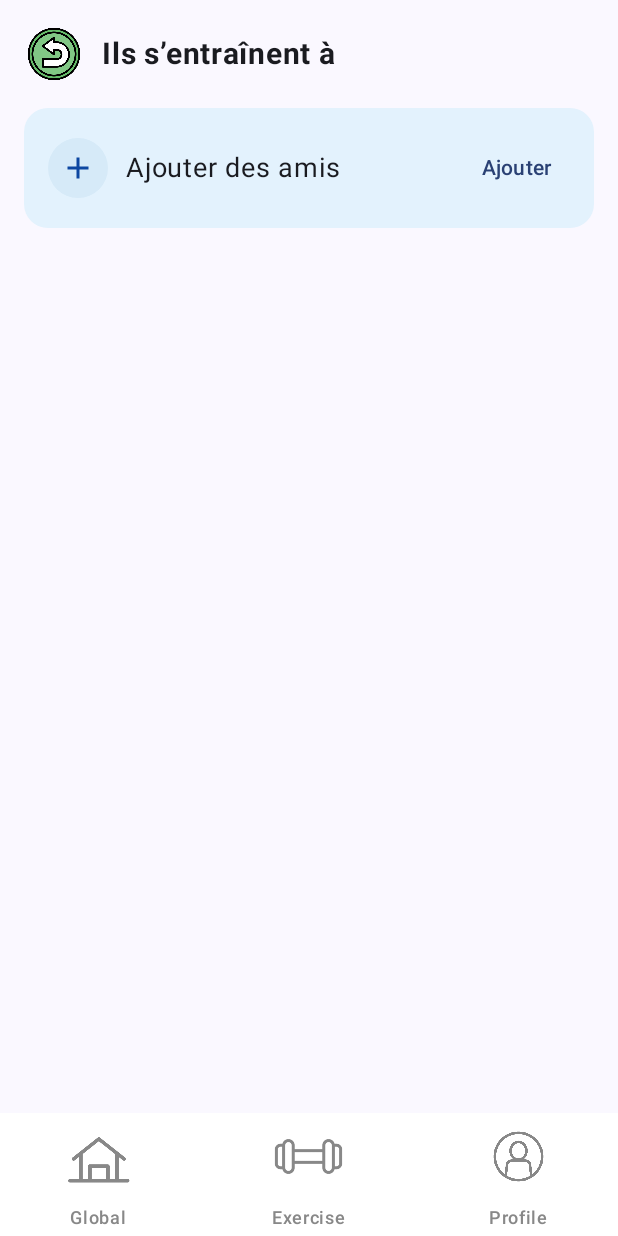
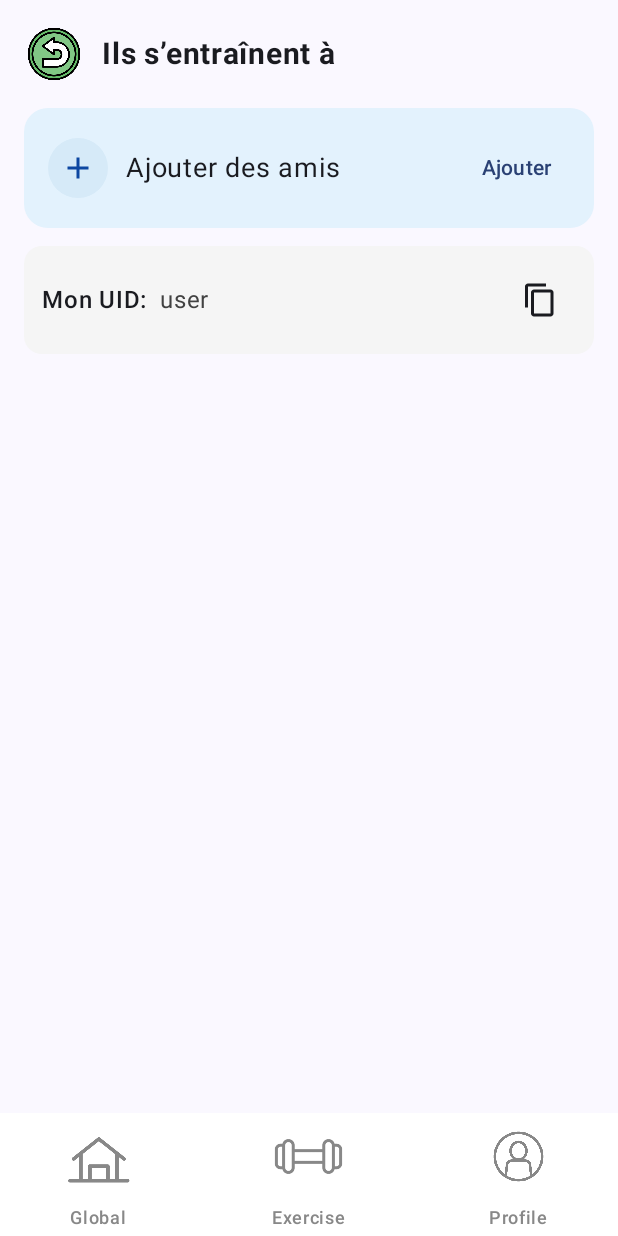
Before and after one commit to huang75u/Mobile_Projet, an Android app built with Jetpack Compose: the FriendsScreen screen opened through its navigation route, on a phone screen of 412 x 824 dp. Run offline under Robolectric (Android 15) with nearby library versions, the phone set to English and light mode, and no system bars; our stand-ins replace Firebase (no records; nobody signed in at launch, a user with empty details on screens opened directly); pictures from the network do not load.

Commit message:
显示自己的uid

```diff
--- a/app/src/main/java/com/example/mobile_projet/screens/FriendsScreen.kt
+++ b/app/src/main/java/com/example/mobile_projet/screens/FriendsScreen.kt
@@ -8,6 +8,7 @@ import androidx.compose.foundation.shape.CircleShape
 import androidx.compose.foundation.shape.RoundedCornerShape
 import androidx.compose.material.icons.Icons
 import androidx.compose.material.icons.filled.Add
+import androidx.compose.material.icons.filled.ContentCopy
 import androidx.compose.material3.*
 import androidx.compose.runtime.*
 import androidx.compose.ui.Alignment
@@ -24,6 +25,8 @@ import coil.compose.AsyncImage
 import com.example.mobile_projet.R
 import com.example.mobile_projet.viewmodels.FriendsUiState
 import com.example.mobile_projet.viewmodels.FriendsViewModel
+import androidx.compose.ui.platform.LocalClipboardManager
+import androidx.compose.ui.text.AnnotatedString
 
 @Composable
 fun FriendsScreen(
@@ -96,7 +99,32 @@ fun FriendsScreen(
                 }
             }
             is FriendsUiState.Ready -> {
+                val clipboard = LocalClipboardManager.current
                 Column(modifier = Modifier.fillMaxSize()) {
+                    // 显示当前用户UID，便于分享添加
+                    Card(
+                        modifier = Modifier
+                            .fillMaxWidth()
+                            .padding(horizontal = 16.dp),
+                        shape = RoundedCornerShape(12.dp),
+                        colors = CardDefaults.cardColors(containerColor = Color(0xFFF5F5F5))
+                    ) {
+                        Row(
+                            modifier = Modifier
+                                .fillMaxWidth()
+                                .padding(12.dp),
+                            verticalAlignment = Alignment.CenterVertically
+                        ) {
+                            Text(text = "Mon UID:", fontWeight = FontWeight.SemiBold)
+                            Spacer(modifier = Modifier.width(8.dp))
+                            Text(text = s.currentUid, color = Color(0xFF424242))
+                            Spacer(modifier = Modifier.weight(1f))
+                            IconButton(onClick = { clipboard.setText(AnnotatedString(s.currentUid)) }) {
+                                Icon(imageVector = Icons.Filled.ContentCopy, contentDescription = "Copier UID")
+                            }
+                        }
+                    }
+                    Spacer(modifier = Modifier.height(8.dp))
                     s.friends.forEach { preview ->
                         FriendRow(
                             avatarUrl = preview.user.photoUrl,
```
